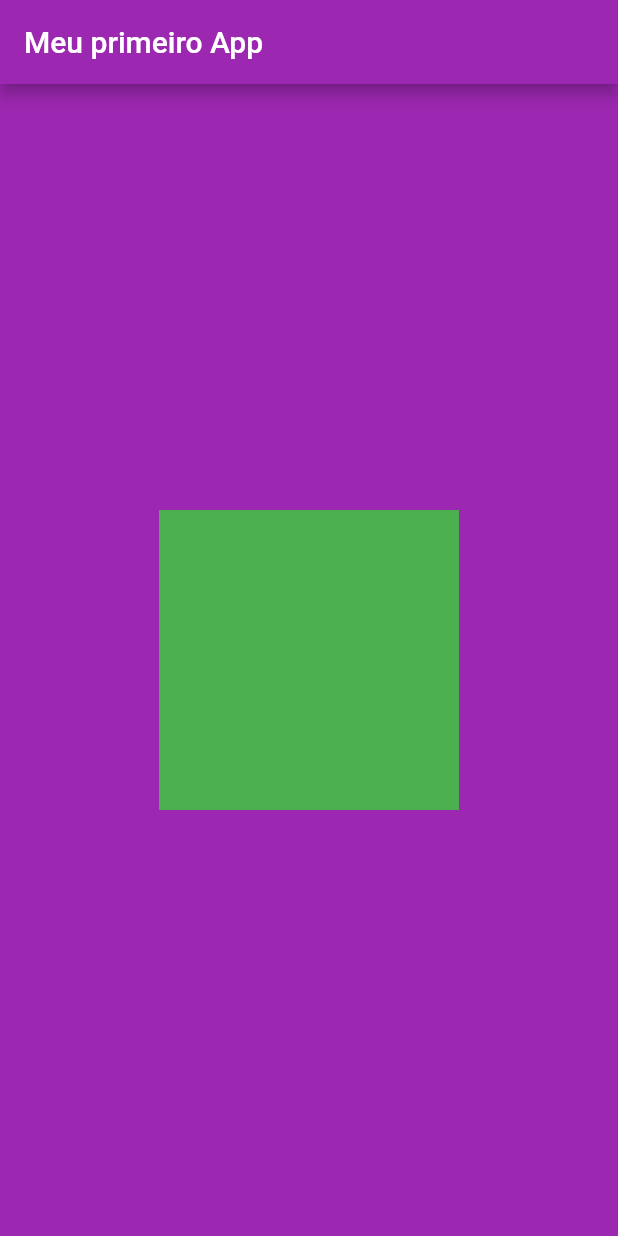
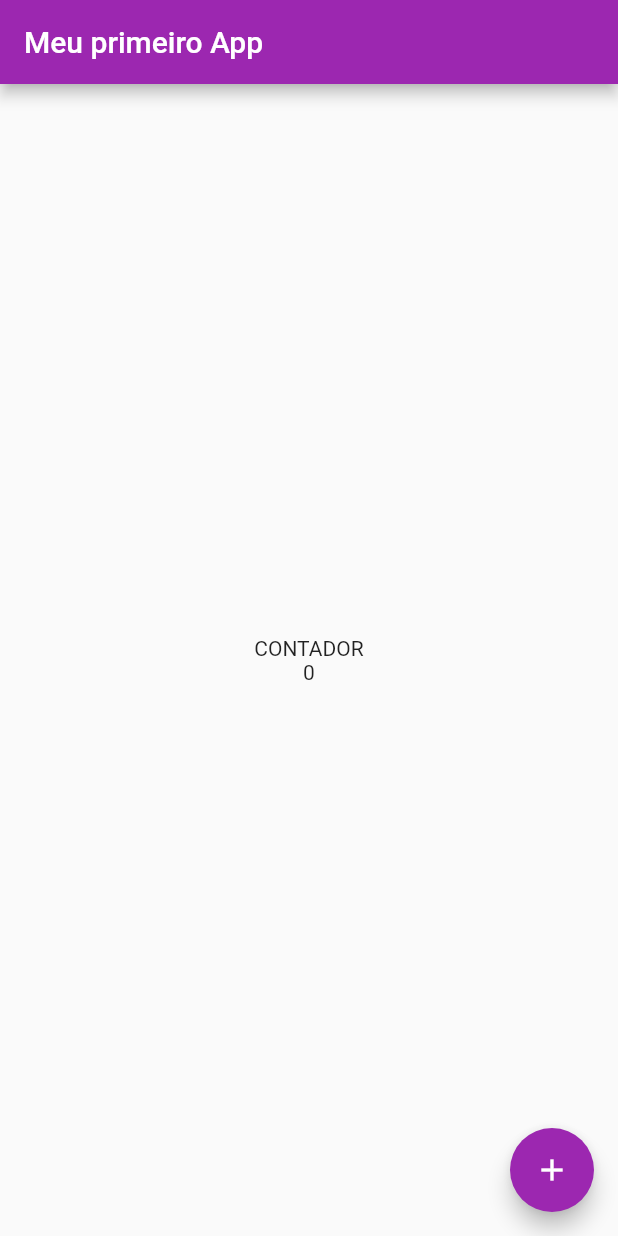
Before and after one commit to alexandre-trapp/FlutterProjectNlw, a Flutter app: the screen it shows after launch, on a phone screen of 412 x 824 dp. Run offline on Flutter 3.47's test engine with Material 2 defaults, Android fonts, the phone set to English and light mode, and no system bars.

Commit message:
criado contador com flutter

```diff
--- a/counter_app/lib/main.dart
+++ b/counter_app/lib/main.dart
@@ -2,23 +2,38 @@ import 'package:flutter/material.dart';
 
 void main() {
   runApp(MaterialApp(
-    theme: ThemeData(
-      primarySwatch: Colors.purple,
-    ),
-    home: Scaffold(
-      appBar: AppBar(
-        title: Text("Meu primeiro App")
-      ),
-      body: Container(
-        color: Colors.purple,
-        child: Center(
-          child: Container(
-            height: 200,
-            width: 200,
-            color: Colors.green,
-          )
-        )
-      )
-    )
-  ));
+      theme: ThemeData(primarySwatch: Colors.purple), home: HomePage()));
 }
+
+class HomePage extends StatefulWidget {
+
+  @override
+  _HomePageState createState() => _HomePageState();
+}
+
+class _HomePageState extends State<HomePage> {
+
+  var count = 0;
+
+  void increment() {
+    count++;
+    setState(() {});
+  }
+
+  @override
+  Widget build(BuildContext context) {
+    return Scaffold(
+        appBar: AppBar(title: Text("Meu primeiro App")),
+        body: Center(
+            child: Text(
+          "CONTADOR\n$count",
+          textAlign: TextAlign.center,
+        )),
+        floatingActionButton: FloatingActionButton(
+          child: Icon(Icons.add),
+          onPressed: () {
+            increment();
+          },
+        ));
+  }
+}
```
